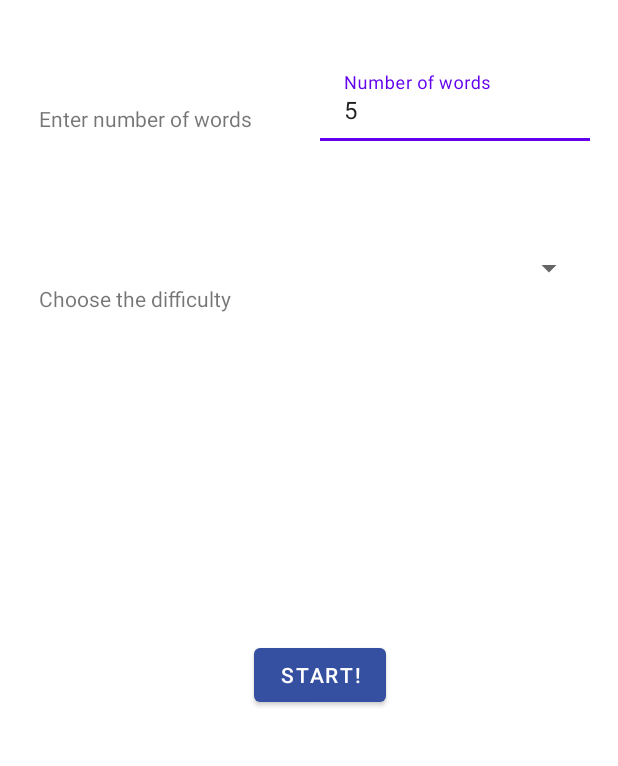
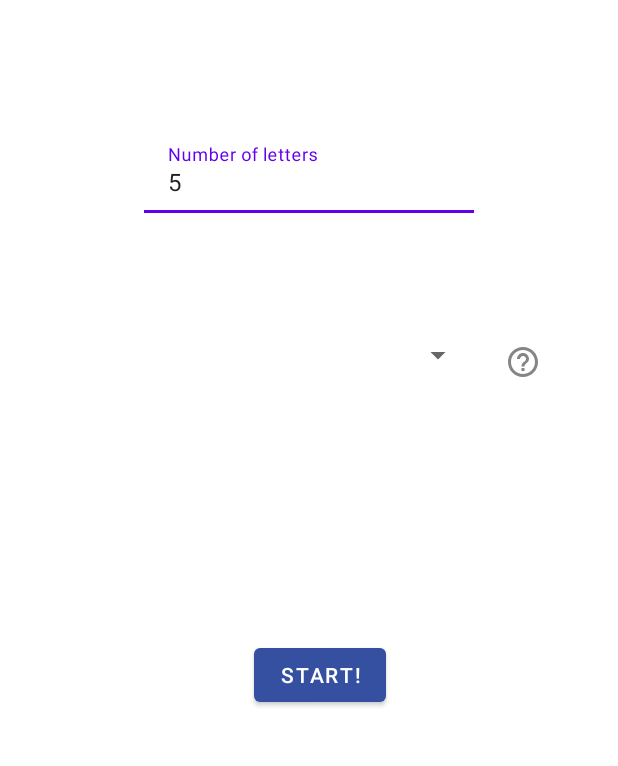
Before and after one commit to AygulMalikova/Jotto-game, an Android app: the SetupActivity screen opened directly, with no data from a screen before it, on a phone screen of 412 x 824 dp, the part 266-1032 px from its top. Run offline under Robolectric (Android 15) with nearby library versions, the phone set to English and light mode, and no system bars; libraries missing offline, so code that uses them is left out: com.skydoves.balloon, com.weiwangcn.betterspinner; plain views replace MaterialBetterSpinner; Roboto replaces fonts that are not available here; 4 statements that could not run were skipped.

Commit message:
Feature: Improved view of the setup page

```diff
--- a/app/src/main/java/com/example/jotto_game/SetupActivity.kt
+++ b/app/src/main/java/com/example/jotto_game/SetupActivity.kt
@@ -3,12 +3,13 @@ package com.example.jotto_game
 import android.content.Intent
 import android.os.Bundle
 import android.view.View
-import android.widget.AdapterView
-import android.widget.ArrayAdapter
-import android.widget.Button
-import android.widget.EditText
+import android.widget.*
 import androidx.appcompat.app.AppCompatActivity
 import com.google.android.material.textfield.TextInputLayout
+import com.skydoves.balloon.ArrowOrientation
+import com.skydoves.balloon.BalloonAnimation
+import com.skydoves.balloon.createBalloon
+import com.skydoves.balloon.showAlignBottom
 import com.weiwangcn.betterspinner.library.material.MaterialBetterSpinner
 
 
@@ -18,6 +19,8 @@ class SetupActivity : AppCompatActivity() {
     var difficulties = arrayOf("Easy", "Medium", "Hard")
     var selectedDifficulty = ""
 
+    val helperText = "Different difficulty of the game depends on the number of attempts. " +
+            "The easy option has no limitations, medium has 15 attempts and the hard 7."
 
     override fun onCreate(savedInstanceState: Bundle?) {
         super.onCreate(savedInstanceState)
@@ -31,6 +34,27 @@ class SetupActivity : AppCompatActivity() {
             startGame()
         }
 
+        val helperButton: ImageButton = findViewById<ImageButton>(R.id.helper)
+
+        helperButton.setOnClickListener {
+            val balloon = createBalloon(baseContext) {
+                setArrowSize(10)
+                setWidthRatio(0.8f)
+                setArrowPosition(0.85f)
+                setCornerRadius(7f)
+                setAlpha(0.9f)
+                setText(helperText)
+                setTextSize(18f)
+                setTextColorResource(R.color.black)
+                setArrowOrientation(ArrowOrientation.TOP)
+                setBackgroundColorResource(R.color.design_default_color_background)
+                setBalloonAnimation(BalloonAnimation.FADE)
+                setPadding(10)
+                setLifecycleOwner(lifecycleOwner)
+            }
+            helperButton.showAlignBottom(balloon)
+        }
+
     }
 
     /**
@@ -39,7 +63,7 @@ class SetupActivity : AppCompatActivity() {
     private fun initInput() {
         val numberOfWordsInput: EditText = findViewById<EditText>(R.id.number_of_words_input)//finding the start game button
 
-        numberOfWordsInput.setText("5"); // 5 is a default number of letters in the word
+        numberOfWordsInput.setText(getString(R.string.default_letter)); // 5 is a default number of letters in the word
 
         val til =
             findViewById<View>(R.id.textInputLayout) as TextInputLayout
@@ -48,6 +72,9 @@ class SetupActivity : AppCompatActivity() {
             til.error = message
             startBtn.isEnabled = false
         }
+
+        val minLetters = getString(R.string.min_letter).toInt()
+        val maxLetters = getString(R.string.max_letter).toInt()
 
         numberOfWordsInput.setOnKeyListener(View.OnKeyListener { v, keyCode, event ->
             val currentValue = numberOfWordsInput.text.toString().toIntOrNull()
@@ -61,9 +88,9 @@ class SetupActivity : AppCompatActivity() {
             if (currentValue == null) {
                 showError(getString(R.string.not_int))
             } else {
-                if (currentValue < 3) {
+                if (currentValue < minLetters) {
                     showError(getString(R.string.too_few))
-                } else if (currentValue > 10 ) {
+                } else if (currentValue > maxLetters ) {
                     showError(getString(R.string.too_much))
                 }
             }
@@ -87,10 +114,16 @@ class SetupActivity : AppCompatActivity() {
 
         spinner.setAdapter(spinnerAdapter)
 
+
+
         spinner.setOnItemClickListener(AdapterView.OnItemClickListener { adapterView, view, position, l ->
             selectedDifficulty =
                 adapterView.getItemAtPosition(position).toString()
         })
+
+        // setSelection is not working for better spinner https://github.com/Lesilva/BetterSpinner/issues/92
+        spinner.getEditableText().append("Easy"); //setting the first choice as a default value
+
     }
 
     /**
--- a/app/src/main/res/layout/activity_setup.xml
+++ b/app/src/main/res/layout/activity_setup.xml
@@ -24,18 +24,6 @@
         app:layout_constraintTop_toTopOf="parent"
         app:layout_constraintVertical_bias="0.042" />
 
-    <TextView
-        android:id="@+id/number_of_words_label"
-        android:layout_width="wrap_content"
-        android:layout_height="wrap_content"
-        android:text="@string/number_of_words_label"
-        app:layout_constraintBottom_toBottomOf="parent"
-        app:layout_constraintEnd_toEndOf="parent"
-        app:layout_constraintHorizontal_bias="0.097"
-        app:layout_constraintStart_toStartOf="parent"
-        app:layout_constraintTop_toBottomOf="@+id/welcome_message"
-        app:layout_constraintVertical_bias="0.111" />
-
     <com.google.android.material.textfield.TextInputLayout
         android:id="@+id/textInputLayout"
         android:layout_width="wrap_content"
@@ -44,51 +32,36 @@
         app:errorEnabled="true"
         app:layout_constraintBottom_toBottomOf="parent"
         app:layout_constraintEnd_toEndOf="parent"
-        app:layout_constraintHorizontal_bias="0.709"
-        app:layout_constraintStart_toEndOf="@+id/number_of_words_label"
 
+        app:layout_constraintStart_toStartOf="parent"
         app:layout_constraintTop_toBottomOf="@+id/welcome_message"
-        app:layout_constraintVertical_bias="0.067">
+        app:layout_constraintVertical_bias="0.151">
 
         <com.google.android.material.textfield.TextInputEditText
             android:id="@+id/number_of_words_input"
             android:layout_width="wrap_content"
             android:layout_height="wrap_content"
             android:background="#FFFFFF"
-            android:minWidth="180dp"
+            android:ems="10"
 
-            android:ems="10"
             android:hint="@string/number_of_words_placeholder"
-            android:inputType="numberDecimal" />
+            android:inputType="numberDecimal"
+            android:minWidth="220dp" />
 
     </com.google.android.material.textfield.TextInputLayout>
-
-    <TextView
-        android:id="@+id/difficulty_label"
-        android:layout_width="wrap_content"
-        android:layout_height="wrap_content"
-        android:text="@string/difficulty_label"
-        app:layout_constraintBottom_toBottomOf="parent"
-        app:layout_constraintEnd_toEndOf="parent"
-        app:layout_constraintHorizontal_bias="0.091"
-        app:layout_constraintStart_toStartOf="parent"
-        app:layout_constraintTop_toBottomOf="@+id/welcome_message"
-        app:layout_constraintVertical_bias="0.302" />
 
     <com.weiwangcn.betterspinner.library.material.MaterialBetterSpinner
         android:id="@+id/difficulty_spinner"
         android:layout_width="wrap_content"
         android:layout_height="wrap_content"
-        android:gravity="center"
         android:hint="@string/difficulty_hint"
-        android:minWidth="180dp"
+        android:minWidth="220dp"
         android:textColorHint="@color/grey"
         app:layout_constraintBottom_toBottomOf="parent"
         app:layout_constraintEnd_toEndOf="parent"
-        app:layout_constraintHorizontal_bias="0.719"
-        app:layout_constraintStart_toEndOf="@+id/difficulty_label"
+        app:layout_constraintStart_toStartOf="parent"
         app:layout_constraintTop_toBottomOf="@+id/textInputLayout"
-        app:layout_constraintVertical_bias="0.102"
+        app:layout_constraintVertical_bias="0.135"
         app:met_floatingLabel="normal" />
 
     <Button
@@ -104,5 +77,24 @@
         app:layout_constraintTop_toBottomOf="@+id/welcome_message"
         app:layout_constraintVertical_bias="0.712" />
 
+    <ImageButton
+        android:id="@+id/helper"
+        android:layout_width="wrap_content"
+        android:layout_height="wrap_content"
+        android:layout_alignParentEnd="true"
+        android:layout_alignParentRight="true"
+        android:background="@color/transparent"
+        android:contentDescription="@string/todo"
+        android:src="@drawable/ic_question_icon"
+        app:layout_constraintBottom_toBottomOf="parent"
+        app:layout_constraintEnd_toEndOf="parent"
+
+        app:layout_constraintHorizontal_bias="0.29"
+        app:layout_constraintLeft_toLeftOf="parent"
+        app:layout_constraintRight_toRightOf="parent"
+        app:layout_constraintStart_toEndOf="@+id/difficulty_spinner"
+        app:layout_constraintTop_toTopOf="parent"
+        app:layout_constraintVertical_bias="0.471" />
+
 
 </androidx.constraintlayout.widget.ConstraintLayout>
--- a/app/src/main/res/values/strings.xml
+++ b/app/src/main/res/values/strings.xml
@@ -15,9 +15,13 @@
     <string name="not_int">Enter integer number</string>
 
     <!-- Setup page strings-->
-    <string name="number_of_words_label">Enter number of words</string>
-    <string name="number_of_words_placeholder">Number of words</string>
+    <string name="number_of_words_placeholder">Number of letters</string>
 
-    <string name="difficulty_label">Choose the difficulty</string>
     <string name="difficulty_hint">Difficulty</string>
+
+    <!-- Const numbers   -->
+    <string name="default_letter">5</string>
+    <string name="min_letter">3</string>
+    <string name="max_letter">12</string>
+
 </resources>
```
